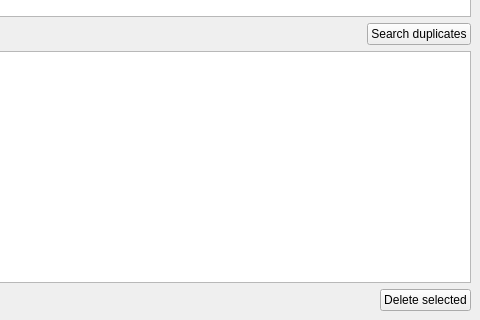
First picture: the form in views/CategorizeView.ui, repository xcarol/wmm-qt, before the edit; both pictures show x 320 to 800 and y 280 to 600 of the 800 by 600 pixel window.
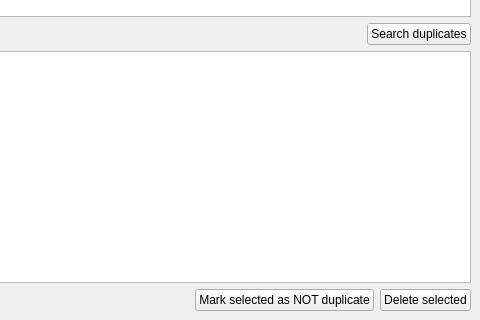
Second picture: the form after the edit.

Commit message: add a feature to mark rows identified as false positive of duplication

Patch:
```diff
--- a/views/CategorizeView.ui
+++ b/views/CategorizeView.ui
@@ -167,6 +167,13 @@
           </property>
          </spacer>
         </item>
+        <item>
+         <widget class="QPushButton" name="markNotDuplicatesButton">
+          <property name="text">
+           <string>Mark selected as NOT duplicate</string>
+          </property>
+         </widget>
+        </item>
         <item>
          <widget class="QPushButton" name="deleteDuplicatesButton">
           <property name="text">
```
The commit also changes 5 other files.
